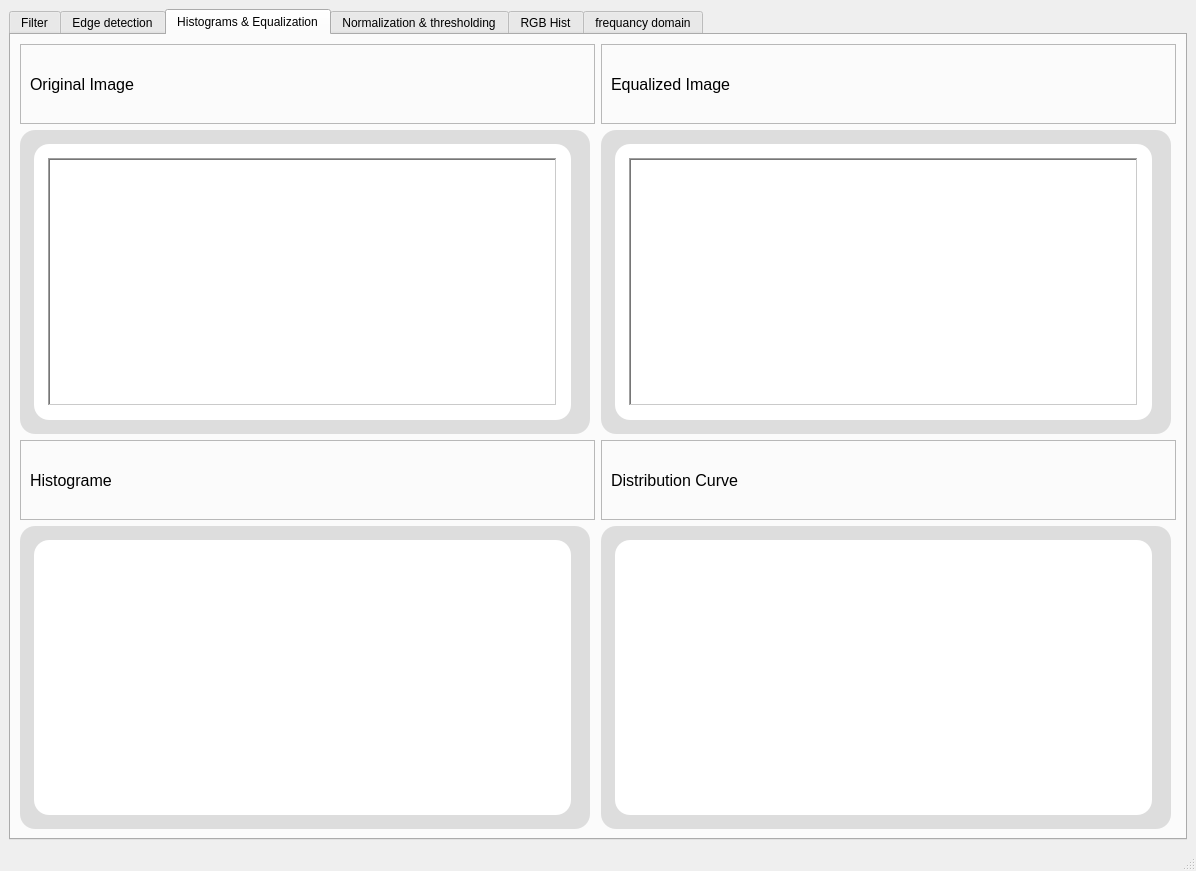
Above: task1.ui from Mohamed-hazem-mahrous/computer_vision_toolkit before the change. Below: the same form after it.
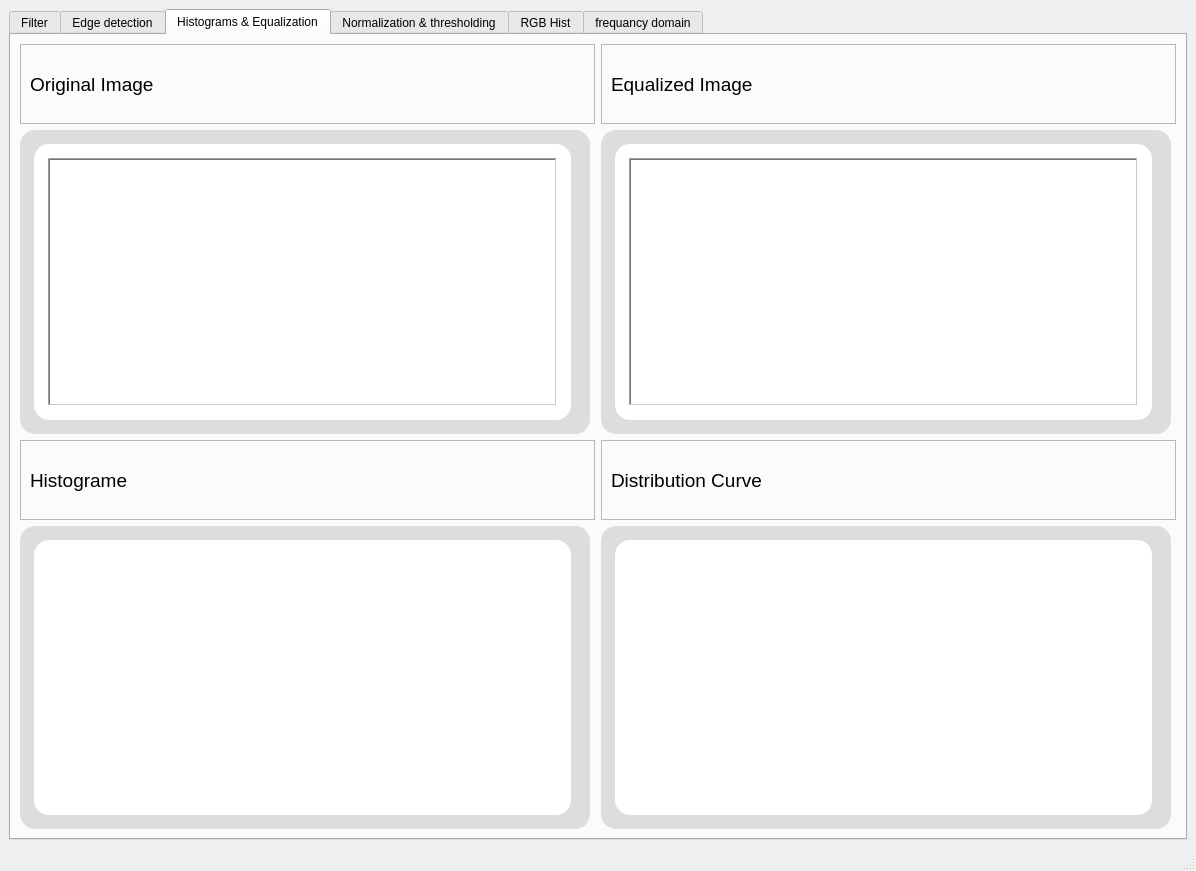
That is the form after the change. The open tabs and pages were chosen to show the change. Icons and pictures are not drawn. Custom widgets are drawn as their Qt base class.

The edit to the form file:
```diff
--- a/task1.ui
+++ b/task1.ui
@@ -1312,7 +1312,7 @@
                  </property>
                  <property name="font">
                   <font>
-                   <pointsize>12</pointsize>
+                   <pointsize>14</pointsize>
                   </font>
                  </property>
                  <property name="styleSheet">
@@ -1360,7 +1360,7 @@
                  </property>
                  <property name="font">
                   <font>
-                   <pointsize>12</pointsize>
+                   <pointsize>14</pointsize>
                   </font>
                  </property>
                  <property name="styleSheet">
@@ -1609,7 +1609,7 @@
                  </property>
                  <property name="font">
                   <font>
-                   <pointsize>12</pointsize>
+                   <pointsize>14</pointsize>
                   </font>
                  </property>
                  <property name="styleSheet">
@@ -1657,7 +1657,7 @@
                  </property>
                  <property name="font">
                   <font>
-                   <pointsize>12</pointsize>
+                   <pointsize>14</pointsize>
                   </font>
                  </property>
                  <property name="styleSheet">
@@ -3991,6 +3991,14 @@
   </widget>
   <widget class="QStatusBar" name="statusbar"/>
  </widget>
+ <customwidgets>
+  <customwidget>
+   <class>PlotWidget</class>
+   <extends>QWidget</extends>
+   <header location="global">pyqtgraph.h</header>
+   <container>1</container>
+  </customwidget>
+ </customwidgets>
  <resources/>
  <connections/>
 </ui>
```
Left out of the diff: 18 changed lines with no effect on the pictures.
